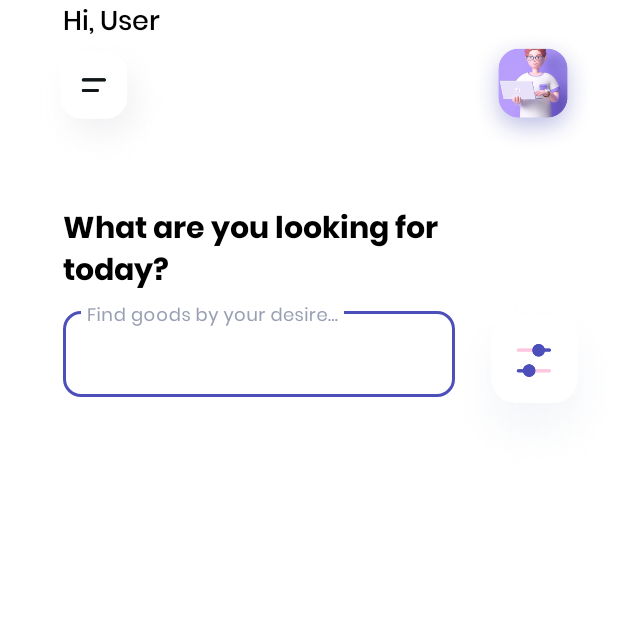
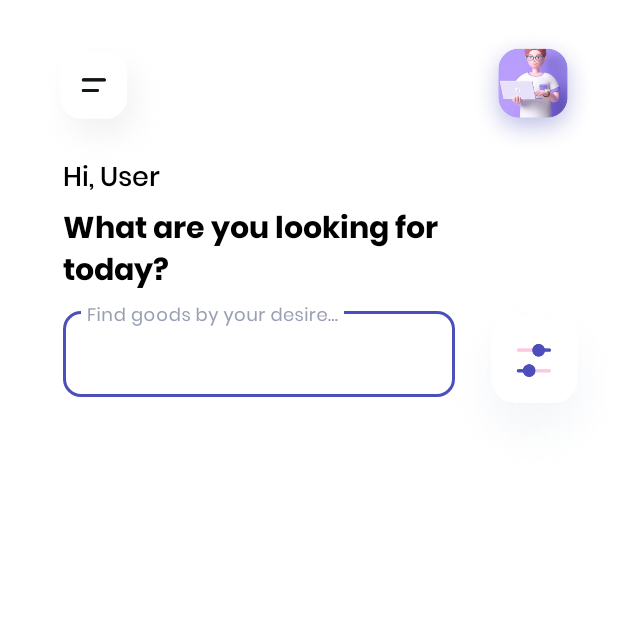
Before and after one commit to putyasekar/ReChancesWithoutModular, an Android app: the HomeActivity screen opened directly, with no data from a screen before it, on a phone screen of 412 x 824 dp, the top half of it. Run offline under Robolectric (Android 15) with nearby library versions, the phone set to English and light mode, and no system bars.

Commit message:
9 cleaning pt.2

```diff
--- a/app/src/main/res/layout/activity_home.xml
+++ b/app/src/main/res/layout/activity_home.xml
@@ -40,6 +40,7 @@
             android:layout_height="32dp"
             android:layout_below="@id/menu_navigation"
             android:layout_marginStart="42dp"
+            android:layout_marginTop="104dp"
             android:layout_marginEnd="130dp"
             android:fontFamily="@font/poppins_medium"
             android:text="@string/hi_user"
@@ -48,7 +49,7 @@
             app:layout_constraintEnd_toEndOf="parent"
             app:layout_constraintHorizontal_bias="0.0"
             app:layout_constraintStart_toStartOf="parent"
-            tools:layout_editor_absoluteY="106dp" />
+            app:layout_constraintTop_toTopOf="parent" />
 
         <TextView
             android:id="@+id/welcome_text"
```
